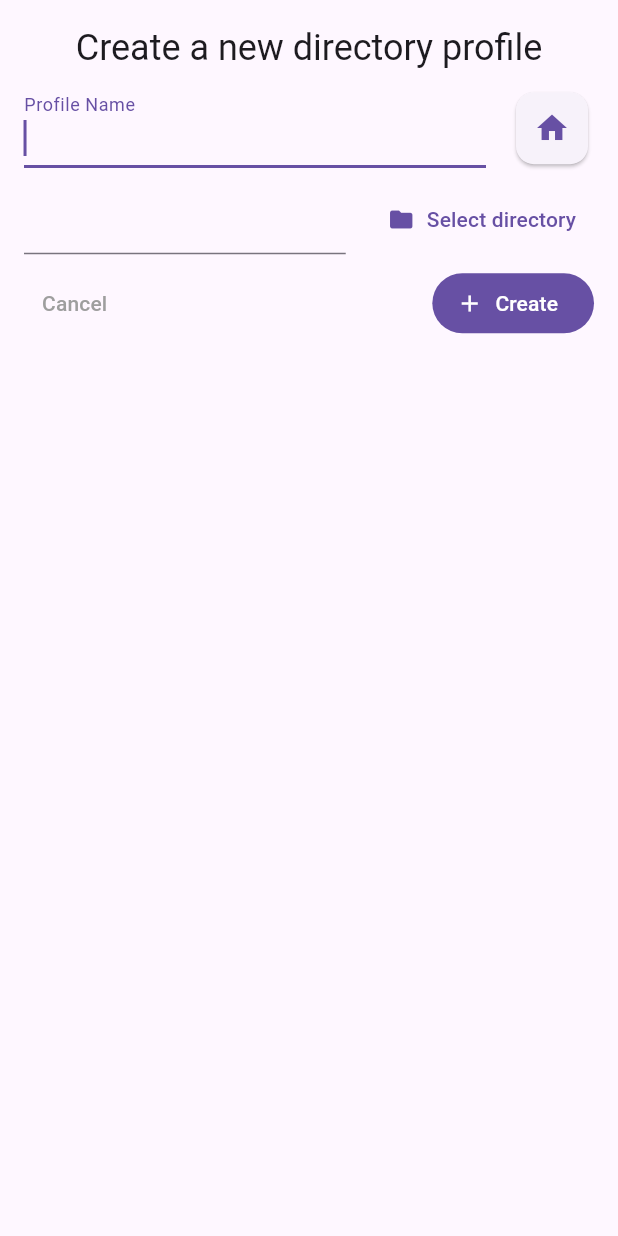
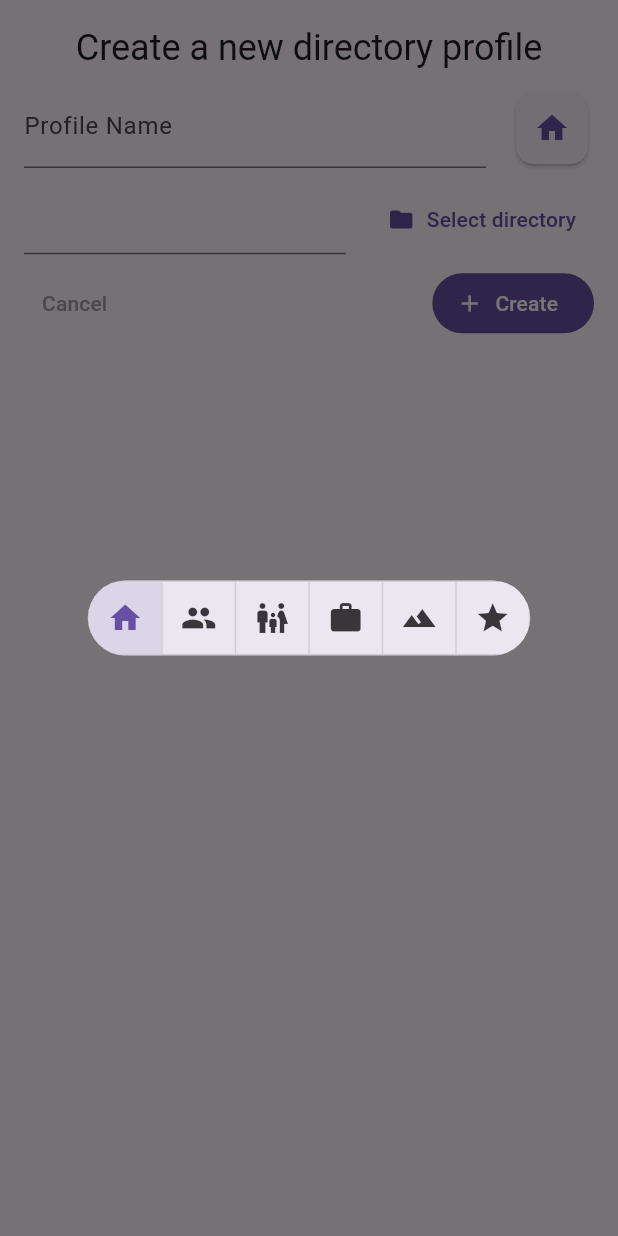
Before and after one commit to AndreXi/organized_camera, a Flutter app: the AddDirectoryForm widget shown alone on an empty page, opened directly, after a tap on the "home" icon, on a phone screen of 412 x 824 dp. Run offline on Flutter 3.47's test engine with Material 2 defaults, Android fonts, the phone set to English and light mode, and no system bars; our stand-ins replace file_picker, hive, hive_flutter; accounts and stored records are empty; generated files the repository leaves out were written again.

Commit message:
feat: Icon selector

```diff
--- a/lib/src/widgets/add_directory_form/add_directory_form.dart
+++ b/lib/src/widgets/add_directory_form/add_directory_form.dart
@@ -2,6 +2,7 @@ import 'package:file_picker/file_picker.dart';
 import 'package:flutter/material.dart';
 import 'package:organized_camera/src/models/saved_directory/saved_directory.dart';
 import 'package:organized_camera/src/services/saved_directory_data.dart';
+import 'package:organized_camera/src/widgets/add_directory_form/widgets/select_icon_dialog.dart';
 
 class AddDirectoryForm extends StatefulWidget {
   const AddDirectoryForm({super.key});
@@ -12,23 +13,39 @@ class AddDirectoryForm extends StatefulWidget {
 
 class _AddDirectoryFormState extends State<AddDirectoryForm> {
   final _formKey = GlobalKey<FormState>();
-  final nameController = TextEditingController();
-  final directoryController = TextEditingController();
+  final _nameController = TextEditingController();
+  final _directoryController = TextEditingController();
+  int iconIndex = 0;
 
   @override
   Widget build(BuildContext context) {
     Future<bool> createDirectory() async {
       final newDirectory = SavedDirectory(
-          directory: directoryController.text, name: nameController.text);
+          directory: _directoryController.text,
+          name: _nameController.text,
+          iconId: availableIcons[iconIndex].hashCode);
       final result = await SavedDirectoryData().create(newDirectory);
       return result > 0;
     }
 
-    void onSelectIconPressed() {}
+    void onSelectIconPressed() {
+      showDialog(
+          context: context,
+          builder: (BuildContext ctx) {
+            return Dialog(
+              child: SelectIconDialog(
+                index: iconIndex,
+                setIndex: (newIndex) => setState(() {
+                  iconIndex = newIndex;
+                }),
+              ),
+            );
+          });
+    }
 
     void onSelectDirectory() {
       FilePicker.platform.getDirectoryPath().then((value) => setState(() {
-            directoryController.text = value ?? "";
+            _directoryController.text = value ?? "";
           }));
     }
 
@@ -49,12 +66,6 @@ class _AddDirectoryFormState extends State<AddDirectoryForm> {
         return;
       }
     }
-
-    Icon selectedIcon = Icon(
-      Icons.home,
-      color: Theme.of(context).primaryColor,
-      size: 24.0,
-    );
 
     return Padding(
       padding:
@@ -79,14 +90,13 @@ class _AddDirectoryFormState extends State<AddDirectoryForm> {
                 children: [
                   Expanded(
                     child: TextFormField(
-                      controller: nameController,
+                      controller: _nameController,
                       validator: (value) {
                         if (value == null || value.isEmpty) {
                           return "The profile name is required";
                         }
                         return null;
                       },
-                      autofocus: true,
                       decoration:
                           const InputDecoration(label: Text("Profile Name")),
                     ),
@@ -97,7 +107,11 @@ class _AddDirectoryFormState extends State<AddDirectoryForm> {
                     child: Card(
                       clipBehavior: Clip.hardEdge,
                       child: InkWell(
-                        child: selectedIcon,
+                        child: Icon(
+                          availableIcons[iconIndex].icon,
+                          color: Theme.of(context).primaryColor,
+                          size: 24.0,
+                        ),
                         onTap: onSelectIconPressed,
                       ),
                     ),
@@ -111,7 +125,7 @@ class _AddDirectoryFormState extends State<AddDirectoryForm> {
                   Expanded(
                     child: TextFormField(
                       readOnly: true,
-                      controller: directoryController,
+                      controller: _directoryController,
                       validator: (value) {
                         if (value == null || value.isEmpty) {
                           return "The directory is required";
--- /dev/null
+++ b/lib/src/widgets/add_directory_form/widgets/select_icon_dialog.dart
@@ -0,0 +1,38 @@
+import 'package:flutter/material.dart';
+
+List<Icon> availableIcons = const [
+  Icon(Icons.home),
+  Icon(Icons.group),
+  Icon(Icons.family_restroom),
+  Icon(Icons.work),
+  Icon(Icons.landscape),
+  Icon(Icons.star),
+];
+
+class SelectIconDialog extends StatelessWidget {
+  const SelectIconDialog(
+      {super.key, required this.index, required this.setIndex});
+
+  final int index;
+  final void Function(int index) setIndex;
+
+  @override
+  Widget build(BuildContext context) {
+    final List<bool> selectedIcons = List.filled(availableIcons.length, false);
+    selectedIcons[index] = true;
+
+    return Container(
+      clipBehavior: Clip.hardEdge,
+      constraints: const BoxConstraints(maxHeight: 50.0, maxWidth: 295.0),
+      decoration: BoxDecoration(borderRadius: BorderRadius.circular(1000.0)),
+      child: ToggleButtons(
+        isSelected: selectedIcons,
+        children: availableIcons,
+        onPressed: (int index) {
+          setIndex(index);
+          Navigator.of(context).pop();
+        },
+      ),
+    );
+  }
+}
```
